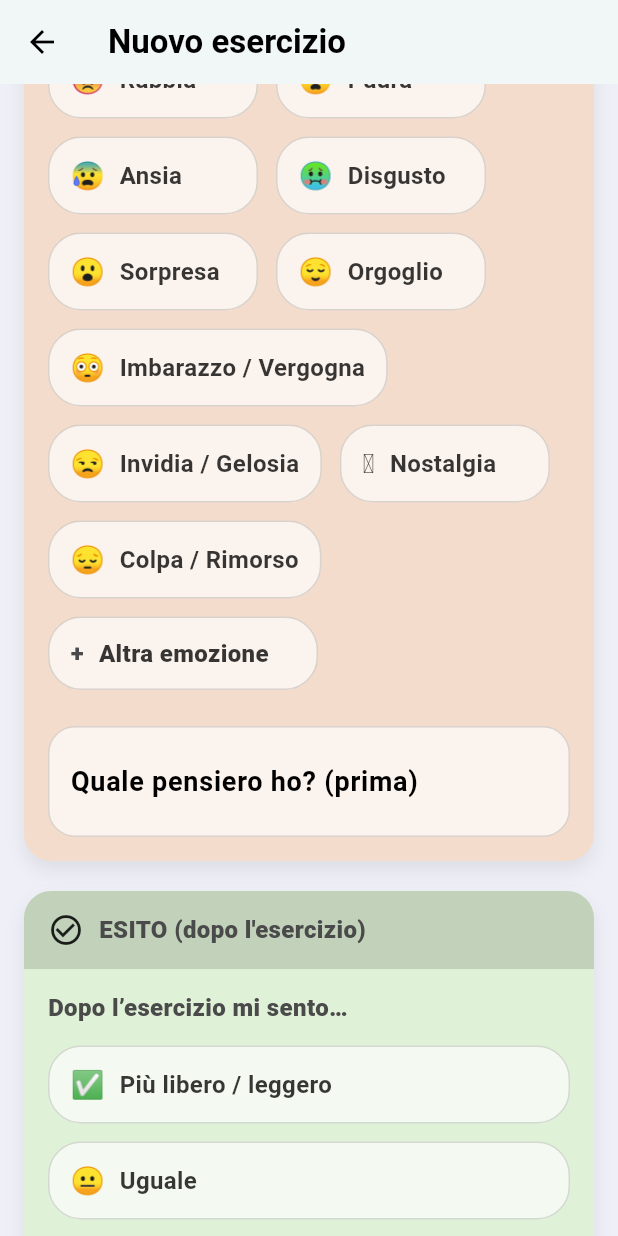
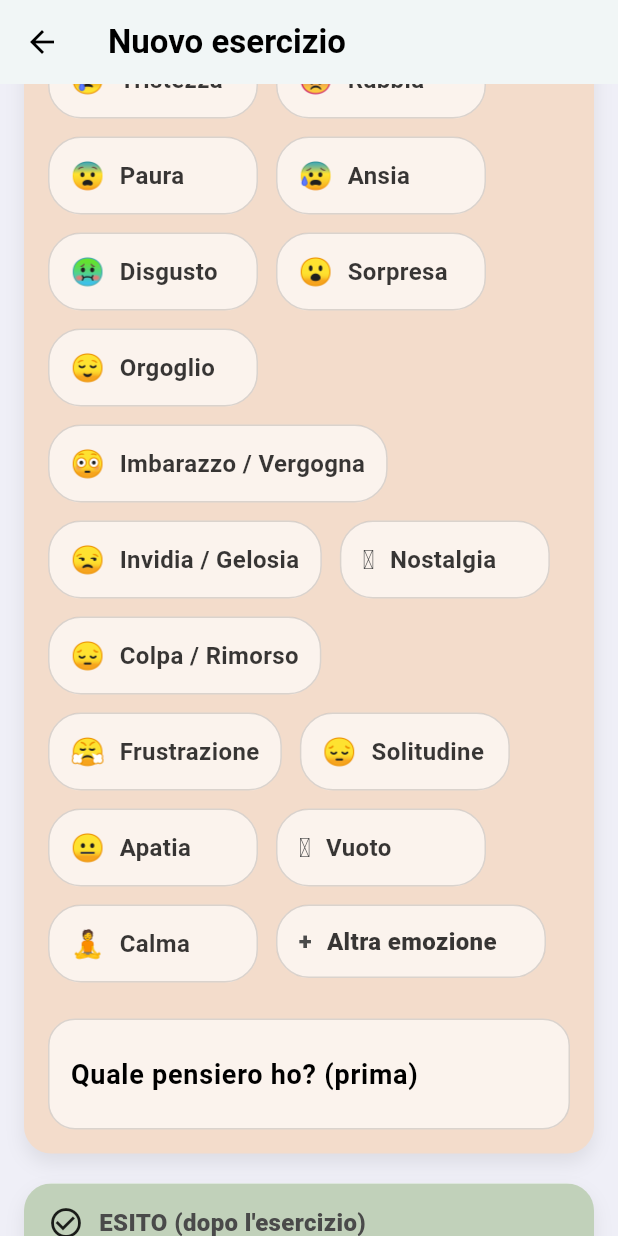
Before and after one commit to raulsosa-hue/Diario-Alimentare-, a Flutter app: the AddExercisePage screen opened directly, scrolled down 1728 dp, on a phone screen of 412 x 824 dp. Run offline on Flutter 3.47's test engine with Material 3 defaults, Android fonts, the phone set to English and light mode, and no system bars.

Commit message:
Unify the list of emotions

```diff
--- /dev/null
+++ b/lib/models/emotions.dart
@@ -0,0 +1,26 @@
+class EmotionItem {
+  final String label;
+  final String emoji;
+  const EmotionItem(this.label, this.emoji);
+}
+
+const List<EmotionItem> kEmotions = <EmotionItem>[
+  EmotionItem("Fame d'amore", '❤️'),
+  EmotionItem('Gioia', '😊'),
+  EmotionItem('Tristezza', '😢'),
+  EmotionItem('Rabbia', '😠'),
+  EmotionItem('Paura', '😨'),
+  EmotionItem('Ansia', '😰'),
+  EmotionItem('Disgusto', '🤢'),
+  EmotionItem('Sorpresa', '😮'),
+  EmotionItem('Orgoglio', '😌'),
+  EmotionItem('Imbarazzo / Vergogna', '😳'),
+  EmotionItem('Invidia / Gelosia', '😒'),
+  EmotionItem('Nostalgia', '🥲'),
+  EmotionItem('Colpa / Rimorso', '😔'),
+  EmotionItem('Frustrazione', '😤'),
+  EmotionItem('Solitudine', '😔'),
+  EmotionItem('Apatia', '😐'),
+  EmotionItem('Vuoto', '🫥'),
+  EmotionItem('Calma', '🧘'),
+];
--- a/lib/pages/add_exercise_page.dart
+++ b/lib/pages/add_exercise_page.dart
@@ -1,4 +1,5 @@
 import 'package:flutter/material.dart';
+import '../models/emotions.dart';
 import '../styles.dart';
 
 class AddExercisePage extends StatefulWidget {
@@ -42,21 +43,7 @@ class _AddExercisePageState extends State<AddExercisePage> {
 
   double _intensityBefore = 0;
 
-  // ====== EMOZIONI (uguali al pasto) ======
-  final List<_EmotionItem> _baseEmotions = const [
-    _EmotionItem('Gioia', '😊'),
-    _EmotionItem('Tristezza', '😢'),
-    _EmotionItem('Rabbia', '😠'),
-    _EmotionItem('Paura', '😨'),
-    _EmotionItem('Ansia', '😰'),
-    _EmotionItem('Disgusto', '🤢'),
-    _EmotionItem('Sorpresa', '😮'),
-    _EmotionItem('Orgoglio', '😌'),
-    _EmotionItem('Imbarazzo / Vergogna', '😳'),
-    _EmotionItem('Invidia / Gelosia', '😒'),
-    _EmotionItem('Nostalgia', '🥲'),
-    _EmotionItem('Colpa / Rimorso', '😔'),
-  ];
+  final List<EmotionItem> _baseEmotions = kEmotions;
 
   final Set<String> _emotionsBefore = <String>{};
   final Set<String> _emotionsAfter = <String>{};
@@ -780,9 +767,3 @@ class _LabeledEmoji {
   final String emoji;
   const _LabeledEmoji(this.label, this.emoji);
 }
-
-class _EmotionItem {
-  final String label;
-  final String emoji;
-  const _EmotionItem(this.label, this.emoji);
-}
```
Also changed, not shown: lib/pages/add_meal_page.dart (+3 -29 lines).
